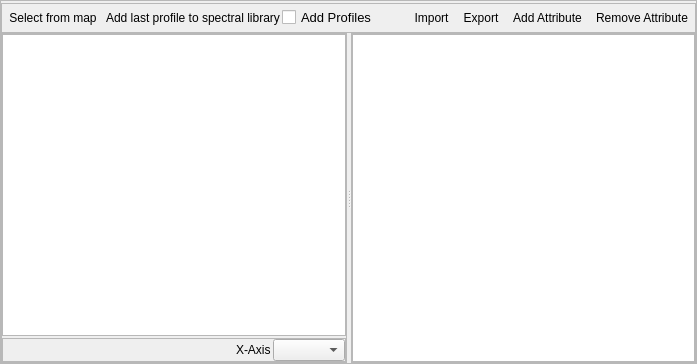
First picture: the form in timeseriesviewer/ui/spectrallibrarywidget.ui, repository jakimowb/eo-time-series-viewer, before the edit.
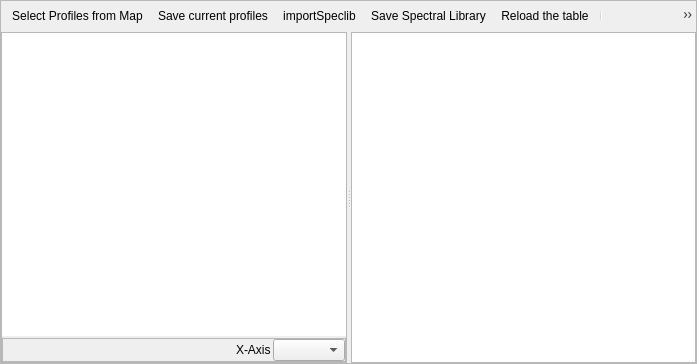
Second picture: the form after the edit. Icons and pictures are not drawn. Custom widgets are drawn as their Qt base class.

Commit message: spectrallibraries.py SpectralLibraryDialog now with QToolBar, added AddAttributeDialog(QDialog)

Patch:
```diff
--- a/timeseriesviewer/ui/spectrallibrarywidget.ui
+++ b/timeseriesviewer/ui/spectrallibrarywidget.ui
@@ -36,265 +36,40 @@
     <number>0</number>
    </property>
    <item>
-    <widget class="QFrame" name="btnBox">
-     <property name="minimumSize">
-      <size>
-       <width>0</width>
-       <height>30</height>
-      </size>
+    <widget class="QToolBar" name="mToolbar">
+     <property name="styleSheet">
+      <string notr="true"/>
      </property>
-     <property name="maximumSize">
+     <property name="iconSize">
       <size>
-       <width>16777215</width>
-       <height>26</height>
+       <width>18</width>
+       <height>18</height>
       </size>
      </property>
-     <property name="frameShape">
-      <enum>QFrame::StyledPanel</enum>
+     <property name="floatable">
+      <bool>false</bool>
      </property>
-     <property name="frameShadow">
-      <enum>QFrame::Raised</enum>
-     </property>
-     <layout class="QHBoxLayout" name="horizontalLayout">
-      <property name="spacing">
-       <number>0</number>
-      </property>
-      <property name="leftMargin">
-       <number>0</number>
-      </property>
-      <property name="topMargin">
-       <number>0</number>
-      </property>
-      <property name="rightMargin">
-       <number>0</number>
-      </property>
-      <property name="bottomMargin">
-       <number>0</number>
-      </property>
-      <item>
-       <widget class="QFrame" name="btnBoxMapInteraction">
-        <property name="minimumSize">
-         <size>
-          <width>50</width>
-          <height>0</height>
-         </size>
-        </property>
-        <property name="frameShape">
-         <enum>QFrame::NoFrame</enum>
-        </property>
-        <property name="frameShadow">
-         <enum>QFrame::Raised</enum>
-        </property>
-        <layout class="QHBoxLayout" name="horizontalLayout_3">
-         <property name="spacing">
-          <number>0</number>
-         </property>
-         <property name="leftMargin">
-          <number>0</number>
-         </property>
-         <property name="topMargin">
-          <number>0</number>
-         </property>
-         <property name="rightMargin">
-          <number>0</number>
-         </property>
-         <property name="bottomMargin">
-          <number>0</number>
-         </property>
-         <item>
-          <widget class="QToolButton" name="btnLoadfromMap">
-           <property name="toolTip">
-            <string>Select a spectrum from a map.</string>
-           </property>
-           <property name="styleSheet">
-            <string notr="true"/>
-           </property>
-           <property name="text">
-            <string>Select from map</string>
-           </property>
-           <property name="icon">
-            <iconset resource="resources.qrc">
-             <normaloff>:/timeseriesviewer/icons/pickrasterspectrum.svg</normaloff>:/timeseriesviewer/icons/pickrasterspectrum.svg</iconset>
-           </property>
-           <property name="iconSize">
-            <size>
-             <width>32</width>
-             <height>32</height>
-            </size>
-           </property>
-           <property name="autoRaise">
-            <bool>true</bool>
-           </property>
-          </widget>
-         </item>
-         <item>
-          <widget class="QToolButton" name="btnAddCurrentToSpeclib">
-           <property name="toolTip">
-            <string>Add the current spectrum to the spectral library.</string>
-           </property>
-           <property name="text">
-            <string>Add last profile to spectral library</string>
-           </property>
-           <property name="icon">
-            <iconset resource="resources.qrc">
-             <normaloff>:/timeseriesviewer/icons/profile2speclib.svg</normaloff>:/timeseriesviewer/icons/profile2speclib.svg</iconset>
-           </property>
-           <property name="iconSize">
-            <size>
-             <width>32</width>
-             <height>32</height>
-            </size>
-           </property>
-           <property name="checkable">
-            <bool>false</bool>
-           </property>
-           <property name="checked">
-            <bool>false</bool>
-           </property>
-           <property name="autoRaise">
-            <bool>true</bool>
-           </property>
-          </widget>
-         </item>
-         <item>
-          <widget class="QCheckBox" name="cbAddCurrentSpectraToSpeclib">
-           <property name="font">
-            <font>
-             <pointsize>10</pointsize>
-            </font>
-           </property>
-           <property name="toolTip">
-            <string>Check to add current spectra automatically to the spectral library.</string>
-           </property>
-           <property name="text">
-            <string>Add Profiles</string>
-           </property>
-           <property name="checkable">
-            <bool>true</bool>
-           </property>
-          </widget>
-         </item>
-        </layout>
-       </widget>
-      </item>
-      <item>
-       <spacer name="horizontalSpacer">
-        <property name="orientation">
-         <enum>Qt::Horizontal</enum>
-        </property>
-        <property name="sizeHint" stdset="0">
-         <size>
-          <width>40</width>
-          <height>20</height>
-         </size>
-        </property>
-       </spacer>
-      </item>
-      <item>
-       <widget class="QToolButton" name="btnLoadFromFile">
-        <property name="sizePolicy">
-         <sizepolicy hsizetype="Fixed" vsizetype="Fixed">
-          <horstretch>0</horstretch>
-          <verstretch>0</verstretch>
-         </sizepolicy>
-        </property>
-        <property name="toolTip">
-         <string>Load spectral library.</string>
-        </property>
-        <property name="text">
-         <string>Import</string>
-        </property>
-        <property name="icon">
-         <iconset resource="resources.qrc">
-          <normaloff>:/timeseriesviewer/icons/speclib_add.svg</normaloff>:/timeseriesviewer/icons/speclib_add.svg</iconset>
-        </property>
-        <property name="iconSize">
-         <size>
-          <width>32</width>
-          <height>32</height>
-         </size>
-        </property>
-        <property name="autoRaise">
-         <bool>true</bool>
-        </property>
-       </widget>
-      </item>
-      <item>
-       <widget class="QToolButton" name="btnExportSpeclib">
-        <property name="toolTip">
-         <string>Save the spectral library to file.</string>
-        </property>
-        <property name="text">
-         <string>Export</string>
-        </property>
-        <property name="icon">
-         <iconset resource="resources.qrc">
-          <normaloff>:/timeseriesviewer/icons/speclib_save.svg</normaloff>:/timeseriesviewer/icons/speclib_save.svg</iconset>
-        </property>
-        <property name="iconSize">
-         <size>
-          <width>32</width>
-          <height>32</height>
-         </size>
-        </property>
-        <property name="autoRaise">
-         <bool>true</bool>
-        </property>
-       </widget>
-      </item>
-      <item>
-       <widget class="QToolButton" name="btnAddAttribute">
-        <property name="enabled">
-         <bool>true</bool>
-        </property>
-        <property name="toolTip">
-         <string>Add attribute</string>
-        </property>
-        <property name="text">
-         <string>Add Attribute</string>
-        </property>
-        <property name="icon">
-         <iconset resource="resources.qrc">
-          <normaloff>:/timeseriesviewer/icons/add_class.svg</normaloff>:/timeseriesviewer/icons/add_class.svg</iconset>
-        </property>
-        <property name="iconSize">
-         <size>
-          <width>32</width>
-          <height>32</height>
-         </size>
-        </property>
-        <property name="autoRaise">
-         <bool>true</bool>
-        </property>
-       </widget>
-      </item>
-      <item>
-       <widget class="QToolButton" name="btnRemoveAttribute">
-        <property name="enabled">
-         <bool>true</bool>
-        </property>
-        <property name="toolTip">
-         <string>Remove attribute</string>
-        </property>
-        <property name="text">
-         <string>Remove Attribute</string>
-        </property>
-        <property name="icon">
-         <iconset resource="resources.qrc">
-          <normaloff>:/timeseriesviewer/icons/remove_class.svg</normaloff>:/timeseriesviewer/icons/remove_class.svg</iconset>
-        </property>
-        <property name="iconSize">
-         <size>
-          <width>32</width>
-          <height>32</height>
-         </size>
-        </property>
-        <property name="autoRaise">
-         <bool>true</bool>
-        </property>
-       </widget>
-      </item>
-     </layout>
+     <addaction name="actionSelectProfilesFromMap"/>
+     <addaction name="actionSaveCurrentProfiles"/>
+     <addaction name="actionImportSpeclib"/>
+     <addaction name="actionSaveSpeclib"/>
+     <addaction name="actionReload"/>
+     <addaction name="separator"/>
+     <addaction name="actionToggleEditing"/>
+     <addaction name="actionSaveEdits"/>
+     <addaction name="actionDeleteSelected"/>
+     <addaction name="actionCutSelectedRows"/>
+     <addaction name="actionCopySelectedRows"/>
+     <addaction name="actionPasteFeatures"/>
+     <addaction name="separator"/>
+     <addaction name="actionSelectAll"/>
+     <addaction name="actionInvertSelection"/>
+     <addaction name="actionRemoveSelection"/>
+     <addaction name="actionPanMapToSelectedRows"/>
+     <addaction name="actionZoomMapToSelectedRows"/>
+     <addaction name="separator"/>
+     <addaction name="actionAddAttribute"/>
+     <addaction name="actionRemoveAttribute"/>
     </widget>
    </item>
    <item>
@@ -332,7 +107,11 @@
         <number>0</number>
        </property>
        <item>
-        <widget class="SpectralLibraryPlotWidget" name="plotWidget"/>
+        <widget class="SpectralLibraryPlotWidget" name="plotWidget">
+         <property name="frameShape">
+          <enum>QFrame::NoFrame</enum>
+         </property>
+        </widget>
        </item>
        <item>
         <widget class="QFrame" name="btnBarPlotOptions">
@@ -430,6 +209,9 @@
          <property name="acceptDrops">
           <bool>true</bool>
          </property>
+         <property name="frameShape">
+          <enum>QFrame::NoFrame</enum>
+         </property>
          <property name="frameShadow">
           <enum>QFrame::Plain</enum>
          </property>
@@ -458,6 +240,279 @@
     </widget>
    </item>
   </layout>
+  <action name="actionImportSpeclib">
+   <property name="icon">
+    <iconset resource="resources.qrc">
+     <normaloff>:/timeseriesviewer/icons/speclib_add.svg</normaloff>:/timeseriesviewer/icons/speclib_add.svg</iconset>
+   </property>
+   <property name="text">
+    <string>importSpeclib</string>
+   </property>
+   <property name="toolTip">
+    <string>Import Spectral Library</string>
+   </property>
+  </action>
+  <action name="actionSaveSpeclib">
+   <property name="icon">
+    <iconset resource="resources.qrc">
+     <normaloff>:/timeseriesviewer/icons/speclib_save.svg</normaloff>:/timeseriesviewer/icons/speclib_save.svg</iconset>
+   </property>
+   <property name="text">
+    <string>Save Spectral Library</string>
+   </property>
+   <property name="toolTip">
+    <string>Save Profiles in Spectral Library</string>
+   </property>
+  </action>
+  <action name="mActionCopySelectedRows">
+   <property name="icon">
+    <iconset resource="../../../../QGIS/images/images.qrc">
+     <normaloff>:/images/themes/default/mActionEditCopy.svg</normaloff>:/images/themes/default/mActionEditCopy.svg</iconset>
+   </property>
+   <property name="text">
+    <string>Copy selected rows to clipboard</string>
+   </property>
+   <property name="toolTip">
+    <string>Copy selected rows to clipboard (Ctrl+C)</string>
+   </property>
+   <property name="shortcut">
+    <string>Ctrl+C</string>
+   </property>
+  </action>
+  <action name="actionAddAttribute">
+   <property name="icon">
+    <iconset resource="../../../../QGIS/images/images.qrc">
+     <normaloff>:/images/themes/default/mActionNewAttribute.svg</normaloff>:/images/themes/default/mActionNewAttribute.svg</iconset>
+   </property>
+   <property name="text">
+    <string>New field</string>
+   </property>
+   <property name="toolTip">
+    <string>New field (Ctrl+W)</string>
+   </property>
+   <property name="shortcut">
+    <string>Ctrl+W</string>
+   </property>
+  </action>
+  <action name="actionPasteFeatures">
+   <property name="icon">
+    <iconset resource="../../../../QGIS/images/images.qrc">
+     <normaloff>:/images/themes/default/mActionEditPaste.svg</normaloff>:/images/themes/default/mActionEditPaste.svg</iconset>
+   </property>
+   <property name="text">
+    <string>Paste features from clipboard</string>
+   </property>
+   <property name="toolTip">
+    <string>Paste features from clipboard (Ctrl+V)</string>
+   </property>
+   <property name="shortcut">
+    <string>Ctrl+V</string>
+   </property>
+  </action>
+  <action name="actionRemoveAttribute">
+   <property name="icon">
+    <iconset resource="../../../../QGIS/images/images.qrc">
+     <normaloff>:/images/themes/default/mActionDeleteAttribute.svg</normaloff>:/images/themes/default/mActionDeleteAttribute.svg</iconset>
+   </property>
+   <property name="text">
+    <string>Delete field</string>
+   </property>
+   <property name="toolTip">
+    <string>Delete field (Ctrl+L)</string>
+   </property>
+   <property name="shortcut">
+    <string>Ctrl+L</string>
+   </property>
+  </action>
+  <action name="actionSaveEdits">
+   <property name="icon">
+    <iconset resource="../../../../QGIS/images/images.qrc">
+     <normaloff>:/images/themes/default/mActionSaveAllEdits.svg</normaloff>:/images/themes/default/mActionSaveAllEdits.svg</iconset>
+   </property>
+   <property name="text">
+    <string>Save edits</string>
+   </property>
+   <property name="toolTip">
+    <string>Save edits (Ctrl+S)</string>
+   </property>
+   <property name="shortcut">
+    <string>Ctrl+S</string>
+   </property>
+  </action>
+  <action name="actionToggleEditing">
+   <property name="checkable">
+    <bool>true</bool>
+   </property>
+   <property name="icon">
+    <iconset resource="../../../../QGIS/images/images.qrc">
+     <normaloff>:/images/themes/default/mActionToggleEditing.svg</normaloff>:/images/themes/default/mActionToggleEditing.svg</iconset>
+   </property>
+   <property name="text">
+    <string>Toggle editing mode</string>
+   </property>
+   <property name="toolTip">
+    <string>Toggle editing mode (Ctrl+E)</string>
+   </property>
+   <property name="shortcut">
+    <string>Ctrl+E</string>
+   </property>
+  </action>
+  <action name="actionSelectProfilesFromMap">
+   <property name="icon">
+    <iconset resource="resources.qrc">
+     <normaloff>:/timeseriesviewer/icons/pickrasterspectrum.svg</normaloff>:/timeseriesviewer/icons/pickrasterspectrum.svg</iconset>
+   </property>
+   <property name="text">
+    <string>Select Profiles from Map</string>
+   </property>
+   <property name="toolTip">
+    <string>Select new profile from map</string>
+   </property>
+  </action>
+  <action name="actionSaveCurrentProfiles">
+   <property name="icon">
+    <iconset resource="resources.qrc">
+     <normaloff>:/timeseriesviewer/icons/profile2speclib.svg</normaloff>:/timeseriesviewer/icons/profile2speclib.svg</iconset>
+   </property>
+   <property name="text">
+    <string>Save current profiles</string>
+   </property>
+   <property name="toolTip">
+    <string>Add current profile(s) to spectral library</string>
+   </property>
+  </action>
+  <action name="actionReload">
+   <property name="icon">
+    <iconset resource="../../../../QGIS/images/images.qrc">
+     <normaloff>:/images/themes/default/mActionDraw.svg</normaloff>:/images/themes/default/mActionDraw.svg</iconset>
+   </property>
+   <property name="text">
+    <string>Reload the table</string>
+   </property>
+   <property name="toolTip">
+    <string>Reload the table</string>
+   </property>
+  </action>
+  <action name="actionSelectAll">
+   <property name="icon">
+    <iconset resource="../../../../QGIS/images/images.qrc">
+     <normaloff>:/images/themes/default/mActionSelectAll.svg</normaloff>:/images/themes/default/mActionSelectAll.svg</iconset>
+   </property>
+   <property name="text">
+    <string>Select all</string>
+   </property>
+   <property name="toolTip">
+    <string>Select all (Ctrl+A)</string>
+   </property>
+   <property name="shortcut">
+    <string>Ctrl+A</string>
+   </property>
+  </action>
+  <action name="actionInvertSelection">
+   <property name="icon">
+    <iconset resource="../../../../QGIS/images/images.qrc">
+     <normaloff>:/images/themes/default/mActionInvertSelection.svg</normaloff>:/images/themes/default/mActionInvertSelection.svg</iconset>
+   </property>
+   <property name="text">
+    <string>Invert selection</string>
+   </property>
+   <property name="toolTip">
+    <string>Invert selection (Ctrl+R)</string>
+   </property>
+   <property name="shortcut">
+    <string>Ctrl+R</string>
+   </property>
+  </action>
+  <action name="actionRemoveSelection">
+   <property name="icon">
+    <iconset resource="../../../../QGIS/images/images.qrc">
+     <normaloff>:/images/themes/default/mActionDeselectAll.svg</normaloff>:/images/themes/default/mActionDeselectAll.svg</iconset>
+   </property>
+   <property name="text">
+    <string>Deselect all</string>
+   </property>
+   <property name="toolTip">
+    <string>Deselect all (Ctrl+Shift+A)</string>
+   </property>
+   <property name="shortcut">
+    <string>Ctrl+Shift+A</string>
+   </property>
+  </action>
+  <action name="actionPanMapToSelectedRows">
+   <property name="icon">
+    <iconset resource="../../../../QGIS/images/images.qrc">
+     <normaloff>:/images/themes/default/mActionPanToSelected.svg</normaloff>:/images/themes/default/mActionPanToSelected.svg</iconset>
+   </property>
+   <property name="text">
+    <string>Pan map to the selected rows</string>
+   </property>
+   <property name="toolTip">
+    <string>Pan map to the selected rows (Ctrl+P)</string>
+   </property>
+   <property name="shortcut">
+    <string>Ctrl+P</string>
+   </property>
+  </action>
+  <action name="actionZoomMapToSelectedRows">
+   <property name="icon">
+    <iconset resource="../../../../QGIS/images/images.qrc">
+     <normaloff>:/images/themes/default/mActionZoomToSelected.svg</normaloff>:/images/themes/default/mActionZoomToSelected.svg</iconset>
+   </property>
+   <property name="text">
+    <string>Zoom map to the selected rows</string>
+   </property>
+   <property name="toolTip">
+    <string>Zoom map to the selected rows (Ctrl+J)</string>
+   </property>
+   <property name="shortcut">
+    <string>Ctrl+J</string>
+   </property>
+  </action>
+  <action name="actionDeleteSelected">
+   <property name="icon">
+    <iconset resource="../../../../QGIS/images/images.qrc">
+     <normaloff>:/images/themes/default/mActionDeleteSelected.svg</normaloff>:/images/themes/default/mActionDeleteSelected.svg</iconset>
+   </property>
+   <property name="text">
+    <string>Delete selected features</string>
+   </property>
+   <property name="toolTip">
+    <string>Delete selected features</string>
+   </property>
+   <property name="shortcut">
+    <string>Del</string>
+   </property>
+  </action>
+  <action name="actionCutSelectedRows">
+   <property name="icon">
+    <iconset resource="../../../../QGIS/images/images.qrc">
+     <normaloff>:/images/themes/default/mActionEditCut.svg</normaloff>:/images/themes/default/mActionEditCut.svg</iconset>
+   </property>
+   <property name="text">
+    <string>Cut selected rows to clipboard</string>
+   </property>
+   <property name="toolTip">
+    <string>Cut selected rows to clipboard (Ctrl+X)</string>
+   </property>
+   <property name="shortcut">
+    <string>Ctrl+X</string>
+   </property>
+  </action>
+  <action name="actionCopySelectedRows">
+   <property name="icon">
+    <iconset resource="../../../../QGIS/images/images.qrc">
+     <normaloff>:/images/themes/default/mActionEditCopy.svg</normaloff>:/images/themes/default/mActionEditCopy.svg</iconset>
+   </property>
+   <property name="text">
+    <string>Copy selected rows to clipboard</string>
+   </property>
+   <property name="toolTip">
+    <string>Copy selected rows to clipboard (Ctrl+C)</string>
+   </property>
+   <property name="shortcut">
+    <string>Ctrl+C</string>
+   </property>
+  </action>
  </widget>
  <customwidgets>
   <customwidget>
```
Left out of the diff: 2 changed lines with no effect on the pictures. The commit also changes 3 other files.
